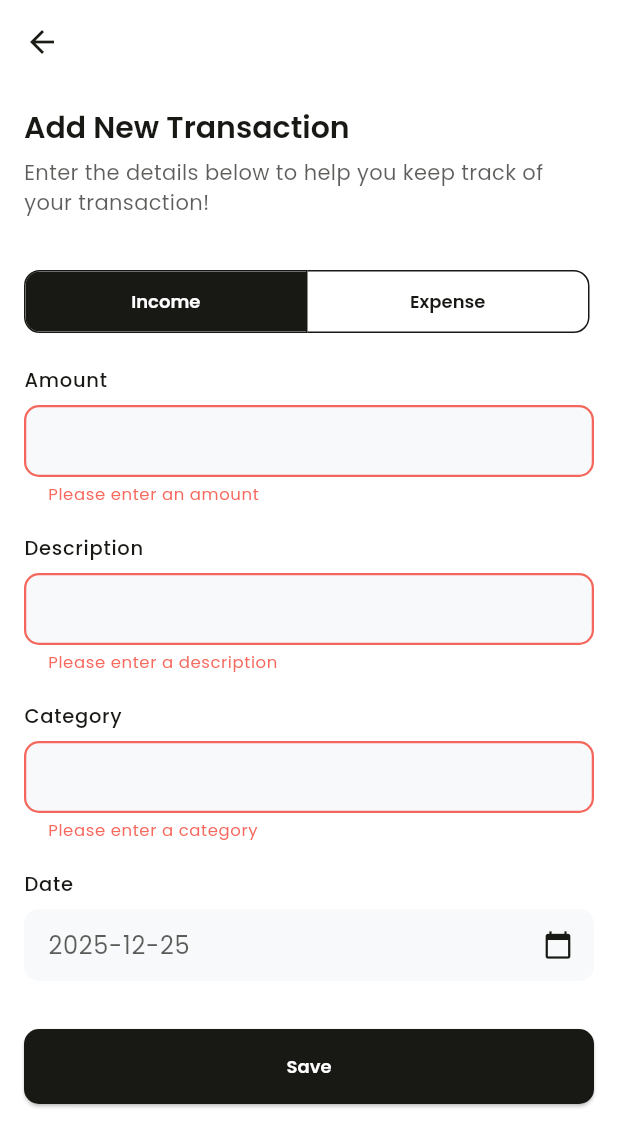
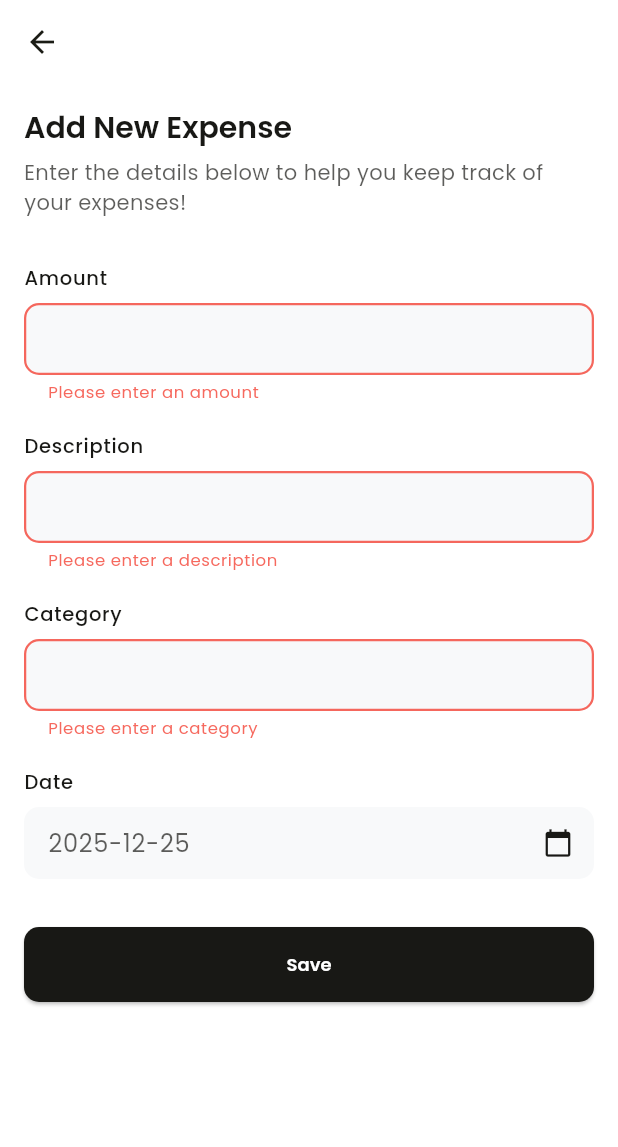
Before and after one commit to attaryu/expense_tracker, a Flutter app: the AddTransactionScreen screen opened directly, after a tap on "Save", on a phone screen of 412 x 824 dp. Shown: the top 1147 px of the screen. Run offline on Flutter 3.47's test engine with Material 3 defaults, Android fonts, the phone set to English and light mode, and no system bars; our stand-ins replace google_fonts.

Commit message:
refactor: remove income handling from transaction model and update add transaction screen to focus on expenses

```diff
--- a/lib/models/transaction_model.dart
+++ b/lib/models/transaction_model.dart
@@ -1,5 +1,4 @@
 class TransactionModel {
-  final bool isIncome;
   final String id;
   final double amount;
   final String description;
@@ -7,7 +6,6 @@ class TransactionModel {
   final DateTime date;
 
   TransactionModel({
-    required this.isIncome,
     required this.amount,
     required this.description,
     required this.category,
--- a/lib/providers/transaction_provider.dart
+++ b/lib/providers/transaction_provider.dart
@@ -6,12 +6,9 @@ class TransactionProvider extends ChangeNotifier {
 
   List<String> get categories =>
       _transactions.map((transaction) => transaction.category).toSet().toList();
-  double get totalIncome => _calculateTotal(isIncome: true);
-  double get totalExpense => _calculateTotal(isIncome: false);
 
-  double _calculateTotal({required bool isIncome}) {
+  double get totalExpense {
     return _transactions
-        .where((transaction) => transaction.isIncome == isIncome)
         .fold(0.0, (total, transaction) => total + transaction.amount);
   }
 
--- a/lib/screens/add_transaction_screen.dart
+++ b/lib/screens/add_transaction_screen.dart
@@ -21,7 +21,6 @@ class _AddTransactionScreenState extends State<AddTransactionScreen> {
   final TextEditingController amountController = TextEditingController();
   final TextEditingController descriptionController = TextEditingController();
   final TextEditingController categoryController = TextEditingController();
-  final List<bool> _isSelected = [true, false];
 
   @override
   Widget build(BuildContext context) {
@@ -41,49 +40,20 @@ class _AddTransactionScreenState extends State<AddTransactionScreen> {
                 crossAxisAlignment: CrossAxisAlignment.start,
                 children: [
                   Text(
-                    'Add New Transaction',
+                    'Add New Expense',
                     style: Theme.of(context).textTheme.titleLarge,
                   ),
 
                   SizedBox(height: 8),
 
                   Text(
-                    'Enter the details below to help you keep track of your transaction!',
+                    'Enter the details below to help you keep track of your expenses!',
                     style: Theme.of(context).textTheme.bodyMedium,
                   ),
                 ],
               ),
 
               SizedBox(height: 32),
-
-              LayoutBuilder(
-                builder: (context, constraints) => ToggleButtons(
-                  constraints: BoxConstraints(
-                    minHeight: 40,
-                    minWidth: (constraints.maxWidth / 2) - 3,
-                  ),
-                  isSelected: _isSelected,
-                  onPressed: (int index) {
-                    setState(() {
-                      for (int i = 0; i < _isSelected.length; i++) {
-                        _isSelected[i] = i == index;
-                      }
-                    });
-                  },
-                  children: [
-                    Padding(
-                      padding: const EdgeInsets.all(8.0),
-                      child: Text('Income'),
-                    ),
-                    Padding(
-                      padding: const EdgeInsets.all(8.0),
-                      child: Text('Expense'),
-                    ),
-                  ],
-                ),
-              ),
-
-              SizedBox(height: 20),
 
               Column(
                 crossAxisAlignment: CrossAxisAlignment.start,
@@ -254,13 +224,12 @@ class _AddTransactionScreenState extends State<AddTransactionScreen> {
                         description: descriptionController.text,
                         category: categoryController.text,
                         date: formatter.parse(datePickerController.text),
-                        isIncome: _isSelected[0],
                       ),
                     );
 
                     ScaffoldMessenger.of(context).showSnackBar(
                       SnackBar(
-                        content: Text('Transaction Saved'),
+                        content: Text('Expense Saved'),
                         duration: Duration(seconds: 1),
                       ),
                     );
```
